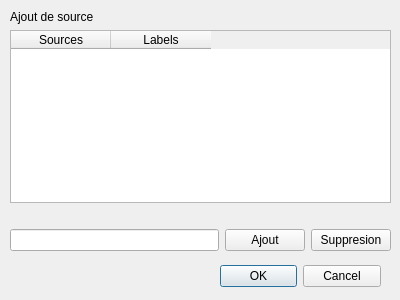
Old version of the form GUI/ajout_source.ui in the repository NT-me/ActualiT.
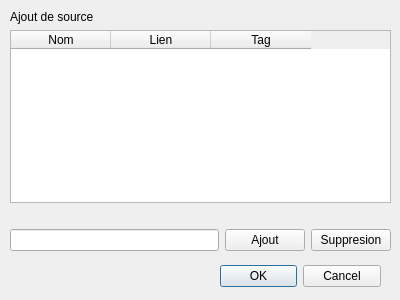
New version of the form.

Commit message: Source modification now allow

What changed in the file:
```diff
--- a/GUI/ajout_source.ui
+++ b/GUI/ajout_source.ui
@@ -50,12 +50,17 @@
      <widget class="QTableWidget" name="tabSource">
       <column>
        <property name="text">
-        <string>Sources</string>
+        <string>Nom</string>
        </property>
       </column>
       <column>
        <property name="text">
-        <string>Labels</string>
+        <string>Lien</string>
+       </property>
+      </column>
+      <column>
+       <property name="text">
+        <string>Tag</string>
        </property>
       </column>
      </widget>
```
The commit also changes 7 other files.
